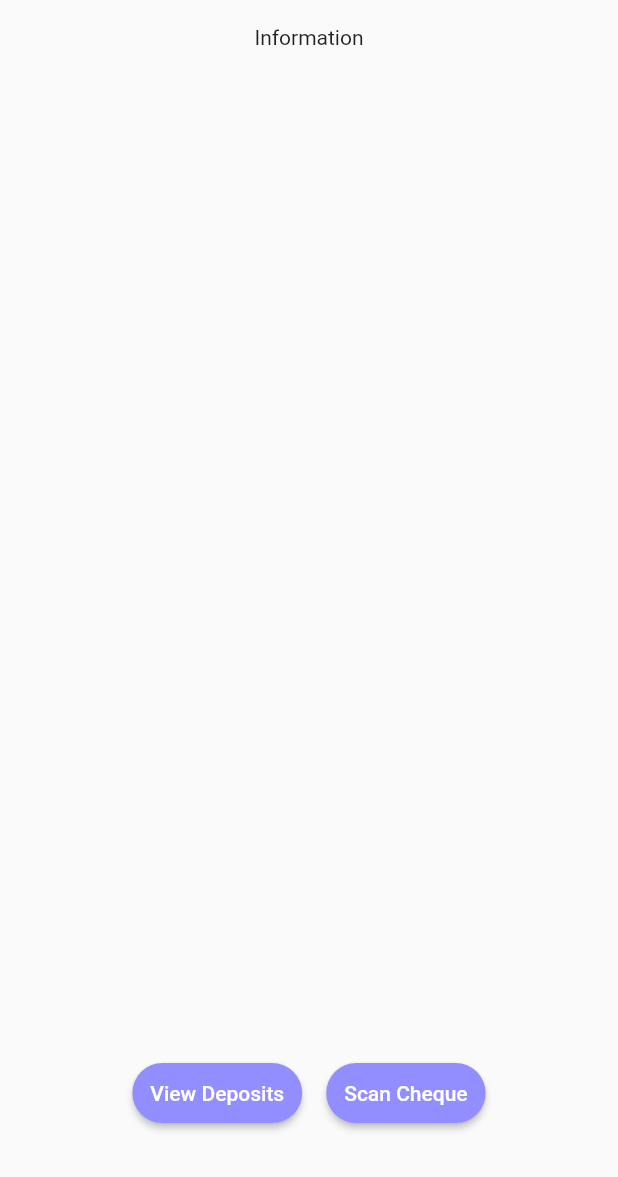
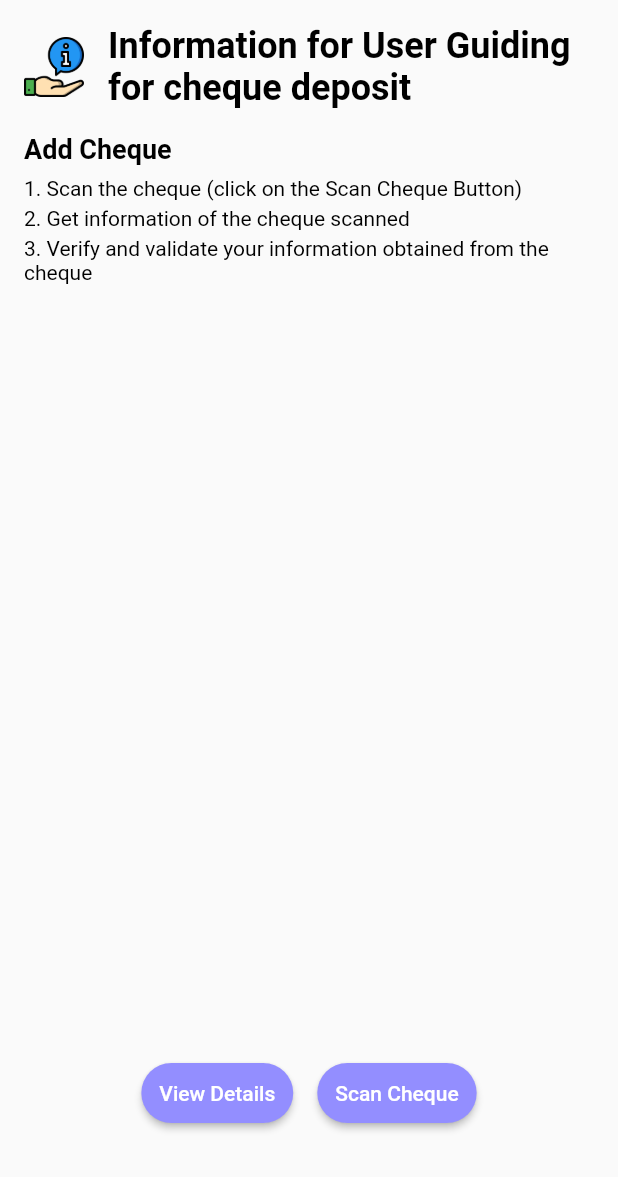
Before and after one commit to fz3hra/flutter_mcb, a Flutter app: the screen it shows after launch, after a tap on "Deposit Cheque", on a phone screen of 412 x 824 dp, the part 59-1236 px from its top. Run offline on Flutter 3.47's test engine with Material 2 defaults, Android fonts, the phone set to English and light mode, and no system bars; our stand-ins replace eva_icons_flutter, flutter_svg, gap; missing offline and left inert: encrypt, qr_code_scanner.

Commit message:
:sparkles: transaction screen and deposit screen

```diff
--- a/lib/Config/routes.dart
+++ b/lib/Config/routes.dart
@@ -3,6 +3,9 @@ class Routes {
 
   static String homescreen = "/homescreen";
   static String depositScreen = "/homescreen/depositScreen";
+
+  static String transactionHistoryScreen =
+      "/homescreen/transactionHistoryScreen";
 
   static String addMoneyScreen = "/homescreen/addMoneyScreen";
 
--- a/lib/main.dart
+++ b/lib/main.dart
@@ -26,6 +26,8 @@ class MyApp extends StatelessWidget {
         Routes.depositScreen: (context) => const DepositScreen(),
         Routes.confirmationScreen: (context) => const ConfirmationScreen(),
         Routes.addMoneyScreen: (context) => const AddMoneyScreen(),
+        Routes.transactionHistoryScreen: (context) =>
+            const TransactionHistoryScreen(),
       },
     );
   }
--- a/lib/screens/deposit_screen/deposit_screen.dart
+++ b/lib/screens/deposit_screen/deposit_screen.dart
@@ -1,5 +1,6 @@
 import 'package:flutter/material.dart';
 import 'package:flutter_mcb_app/Config/routes.dart';
+import 'package:flutter_mcb_app/utils/image_constants.dart';
 import 'package:gap/gap.dart';
 
 class DepositScreen extends StatelessWidget {
@@ -31,12 +32,73 @@ class DepositScreen extends StatelessWidget {
         ),
         child: Column(
           children: [
-            Expanded(child: Text("Information")),
+            Expanded(
+              child: Column(
+                crossAxisAlignment: CrossAxisAlignment.start,
+                children: [
+                  Row(
+                    children: [
+                      Image.asset(
+                        ImageConstants.informationImage,
+                        width: 40,
+                      ),
+                      Gap(16),
+                      Expanded(
+                        child: Text(
+                          "Information for User Guiding for cheque deposit",
+                          style: TextStyle(
+                            color: Colors.black,
+                            fontSize: 24,
+                            fontWeight: FontWeight.bold,
+                          ),
+                        ),
+                      ),
+                    ],
+                  ),
+                  Gap(16),
+                  Text(
+                    "Add Cheque",
+                    style: TextStyle(
+                      color: Colors.black,
+                      fontSize: 18,
+                      fontWeight: FontWeight.bold,
+                    ),
+                  ),
+                  Gap(8),
+                  Text(
+                    "1. Scan the cheque (click on the Scan Cheque Button)",
+                    style: TextStyle(
+                      color: Colors.black,
+                      fontSize: 14,
+                    ),
+                  ),
+                  Gap(4),
+                  Text(
+                    "2. Get information of the cheque scanned",
+                    style: TextStyle(
+                      color: Colors.black,
+                      fontSize: 14,
+                    ),
+                  ),
+                  Gap(4),
+                  Text(
+                    "3. Verify and validate your information obtained from the cheque",
+                    style: TextStyle(
+                      color: Colors.black,
+                      fontSize: 14,
+                    ),
+                  ),
+                ],
+              ),
+            ),
             Row(
               mainAxisAlignment: MainAxisAlignment.center,
               children: [
                 ElevatedButton(
-                  onPressed: () {},
+                  onPressed: () => Navigator.pushNamed(
+                    context,
+                    Routes.transactionHistoryScreen,
+                  ),
                   style: ElevatedButton.styleFrom(
                     padding: const EdgeInsets.all(12),
                     shape: RoundedRectangleBorder(
@@ -44,7 +106,7 @@ class DepositScreen extends StatelessWidget {
                     ),
                     backgroundColor: Color(0xFF938EFF),
                   ),
-                  child: Text("View Deposits"),
+                  child: Text("View Details"),
                 ),
                 Gap(16),
                 ElevatedButton(
--- a/lib/screens/home_screen/home_screen.dart
+++ b/lib/screens/home_screen/home_screen.dart
@@ -101,6 +101,9 @@ class HomeScreen extends StatelessWidget {
               ),
               // plan history
               const Gap(24),
+              Row(
+                mainAxisAlignment: MainAxisAlignment.spaceBetween,
+                children: [
                   const Text(
                     "Transaction History",
                     style: TextStyle(
@@ -108,6 +111,22 @@ class HomeScreen extends StatelessWidget {
                       fontSize: 24,
                       fontWeight: FontWeight.bold,
                     ),
+                  ),
+                  GestureDetector(
+                    onTap: () => Navigator.pushNamed(
+                      context,
+                      Routes.transactionHistoryScreen,
+                    ),
+                    child: const Text(
+                      "See All",
+                      style: TextStyle(
+                        color: Colors.blue,
+                        fontSize: 14,
+                        fontWeight: FontWeight.bold,
+                      ),
+                    ),
+                  ),
+                ],
               ),
               const Gap(8),
               ListView.builder(
@@ -118,6 +137,9 @@ class HomeScreen extends StatelessWidget {
                   var transactions =
                       TransactionModel.transactionModelLists[index];
                   return TransactionWidget(
+                    referenceId: transactions.referenceId,
+                    personName: transactions.personName,
+                    transactionType: transactions.transactionType,
                     transactionName: transactions.transactionName,
                     amount: transactions.amount,
                     date: transactions.date,
--- a/lib/screens/screen_exports.dart
+++ b/lib/screens/screen_exports.dart
@@ -7,3 +7,5 @@ export 'deposit_screen/deposit_screen.dart';
 export 'add_money_screen/add_money_screen.dart';
 
 export 'scan_qr_screen/confirmation_screen.dart';
+
+export 'transaction_history_screen/transaction_history_screen.dart';
--- a/lib/utils/image_constants.dart
+++ b/lib/utils/image_constants.dart
@@ -4,4 +4,5 @@ class ImageConstants {
   static String level3image = "assets/level-3.png";
   static String level4image = "assets/level-4.png";
   static String confirmationImage = "assets/confirmation.svg";
+  static String informationImage = "assets/information.png";
 }
--- /dev/null
+++ b/lib/widgets/home_widgets/transaction_details.dart
@@ -0,0 +1,73 @@
+import 'package:flutter/material.dart';
+import 'package:gap/gap.dart';
+
+class TransactionDetailsWidget extends StatelessWidget {
+  String transactionName,
+      amount,
+      date,
+      referenceId,
+      personName,
+      transactionType;
+  TransactionDetailsWidget({
+    super.key,
+    required this.referenceId,
+    required this.personName,
+    required this.transactionType,
+    required this.transactionName,
+    required this.amount,
+    required this.date,
+  });
+
+  @override
+  Widget build(BuildContext context) {
+    return Container(
+      child: Row(
+        mainAxisAlignment: MainAxisAlignment.spaceBetween,
+        children: [
+          Column(
+            crossAxisAlignment: CrossAxisAlignment.start,
+            children: [
+              Text(
+                transactionName,
+                style: TextStyle(
+                  color: Colors.black,
+                  fontSize: 16,
+                  fontWeight: FontWeight.w400,
+                ),
+              ),
+              Gap(4),
+              Text(
+                personName,
+                style: TextStyle(
+                  color: Colors.black,
+                  fontSize: 16,
+                  fontWeight: FontWeight.w400,
+                ),
+              ),
+              Gap(4),
+              Text(
+                "ref: ${referenceId}",
+                style: TextStyle(
+                  color: Colors.black,
+                  fontSize: 14,
+                ),
+              )
+            ],
+          ),
+          Column(
+            children: [
+              Text(
+                amount,
+                style: TextStyle(
+                  color: Colors.black,
+                  fontSize: 16,
+                  fontWeight: FontWeight.bold,
+                ),
+              )
+            ],
+          ),
+        ],
+      ),
+    );
+  }
+}
--- a/lib/widgets/home_widgets/transaction_widget.dart
+++ b/lib/widgets/home_widgets/transaction_widget.dart
@@ -1,10 +1,19 @@
 import 'package:flutter/material.dart';
+import 'package:flutter_mcb_app/widgets/widget_exports.dart';
 import 'package:gap/gap.dart';
 
 class TransactionWidget extends StatelessWidget {
-  String transactionName, amount, date;
+  String transactionName,
+      amount,
+      date,
+      referenceId,
+      personName,
+      transactionType;
   TransactionWidget({
     super.key,
+    required this.referenceId,
+    required this.personName,
+    required this.transactionType,
     required this.transactionName,
     required this.amount,
     required this.date,
@@ -14,31 +23,23 @@ class TransactionWidget extends StatelessWidget {
   Widget build(BuildContext context) {
     return Container(
       margin: const EdgeInsets.only(bottom: 16.0),
-      child: Row(
-        mainAxisAlignment: MainAxisAlignment.spaceBetween,
+      child: Column(
         children: [
-          Text(
-            transactionName,
-            style: const TextStyle(
-              color: Colors.black,
-              fontSize: 16,
-              fontWeight: FontWeight.w500,
+          TransactionDetailsWidget(
+            amount: amount,
+            date: date,
+            personName: personName,
+            referenceId: referenceId,
+            transactionName: transactionName,
+            transactionType: transactionType,
+          ),
+          Gap(16),
+          Container(
+            width: MediaQuery.of(context).size.width,
+            height: 1,
+            decoration: BoxDecoration(
+              color: Color(0xFFD3D2E4),
             ),
-          ),
-          Column(
-            crossAxisAlignment: CrossAxisAlignment.end,
-            children: [
-              Text(
-                "Rs " + amount,
-                style: const TextStyle(
-                  color: Colors.black,
-                  fontSize: 14,
-                  fontWeight: FontWeight.bold,
-                ),
-              ),
-              const Gap(4),
-              const Text("6 months ago"),
-            ],
           ),
         ],
       ),
--- a/lib/widgets/widget_exports.dart
+++ b/lib/widgets/widget_exports.dart
@@ -4,3 +4,4 @@ export 'home_widgets/plan_widget.dart';
 export 'home_widgets/transaction_widget.dart';
 export 'home_widgets/account_widget.dart';
 export 'home_widgets/account_button_widget.dart';
+export 'home_widgets/transaction_details.dart';
```
Also changed, not shown: lib/models/transaction_model.dart (+21 -19 lines), lib/screens/deposit_screen/deposit_history_screen.dart (added, +12 -0 lines), lib/screens/scan_qr_screen/confirmation_screen.dart (+25 -5 lines), lib/screens/transaction_history_screen/transaction_history_screen.dart (added, +64 -0 lines), assets/information.png (added). Lines whose indentation alone changed are shown as unchanged.
